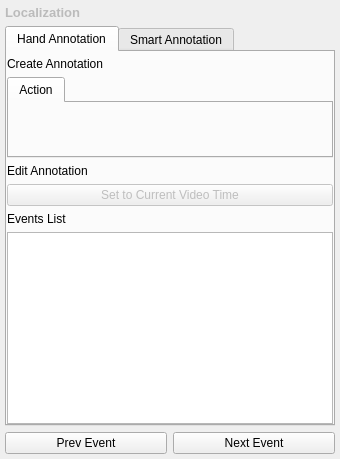
OpenSportsLab/VideoAnnotationTool, file annotation_tool/ui/localization/localization_annotation_panel.ui: the form before one commit.
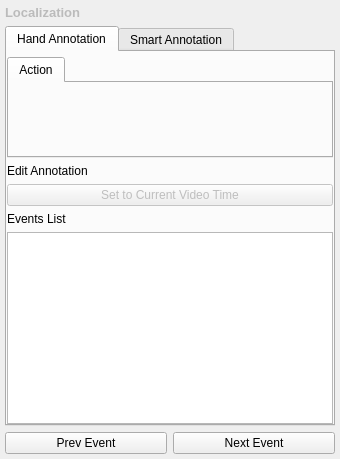
The form after the commit.

Commit message: feat(localization): Adjust button styling and hide tab bar when only one tab remains

```diff
--- a/annotation_tool/ui/localization/localization_annotation_panel.ui
+++ b/annotation_tool/ui/localization/localization_annotation_panel.ui
@@ -50,16 +50,6 @@
        <property name="bottomMargin">
         <number>0</number>
        </property>
-       <item>
-        <widget class="QLabel" name="handCreateAnnotationLabel">
-         <property name="text">
-          <string>Create Annotation</string>
-         </property>
-         <property name="class" stdset="0">
-          <string notr="true">panel_header_lbl</string>
-         </property>
-        </widget>
-       </item>
        <item>
         <widget class="QTabWidget" name="spottingTabs">
          <property name="currentIndex">
```
The commit also changes 3 other files.
